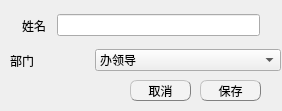
Old version of the form addpersondialog.ui in the repository EsZHU/QtExamSystem.
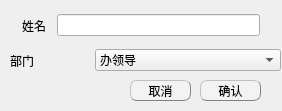
New version of the form.

```diff
--- a/addpersondialog.ui
+++ b/addpersondialog.ui
@@ -28,7 +28,7 @@
 QPushButton:pressed{background-color:rgb(191, 190, 192);border-style: inset;}</string>
    </property>
    <property name="text">
-    <string>保存</string>
+    <string>确认</string>
    </property>
   </widget>
   <widget class="QPushButton" name="cancelBtn">
@@ -49,7 +49,7 @@
     <string>取消</string>
    </property>
   </widget>
-  <widget class="QWidget" name="">
+  <widget class="QWidget" name="layoutWidget">
    <property name="geometry">
     <rect>
      <x>10</x>
```
